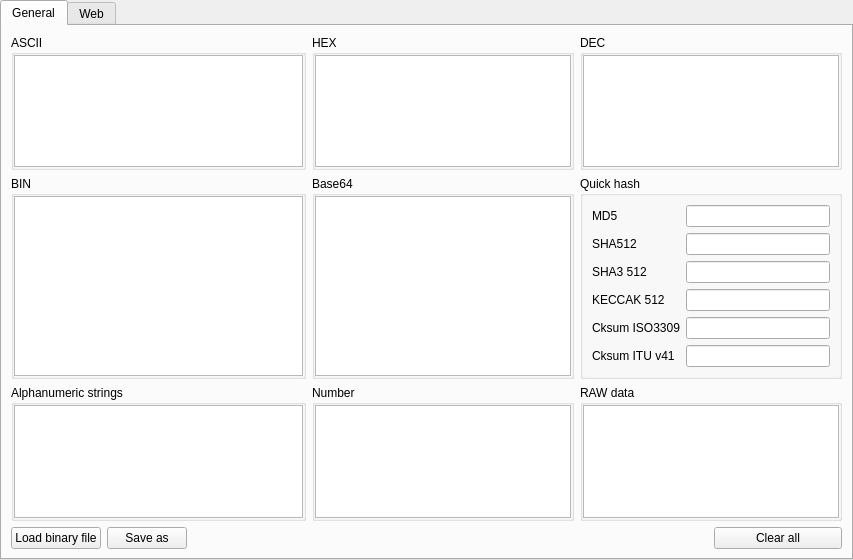
Qt form ui/Encoding/UiEncoding.ui (caffedrine/CryptoPocketKnife) before a commit.
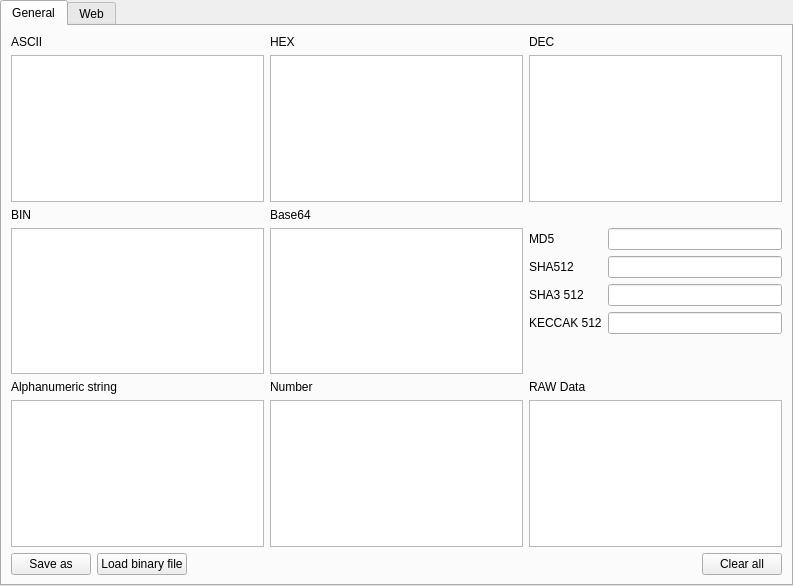
The same form after that commit. Custom widgets are drawn as their Qt base class.

Commit message: Impvove encoding view

Diff of the .ui file:
```diff
--- a/ui/Encoding/UiEncoding.ui
+++ b/ui/Encoding/UiEncoding.ui
@@ -6,8 +6,8 @@
    <rect>
     <x>0</x>
     <y>0</y>
-    <width>853</width>
-    <height>560</height>
+    <width>793</width>
+    <height>586</height>
    </rect>
   </property>
   <property name="windowTitle">
@@ -35,83 +35,112 @@
       <attribute name="title">
        <string>General</string>
       </attribute>
-      <layout class="QGridLayout" name="gridLayout_35">
-       <item row="2" column="6" colspan="2">
-        <widget class="QGroupBox" name="groupBox_Number">
-         <property name="title">
-          <string>Number</string>
-         </property>
-         <layout class="QGridLayout" name="gridLayout_33">
-          <property name="leftMargin">
-           <number>0</number>
-          </property>
-          <property name="topMargin">
-           <number>0</number>
-          </property>
-          <property name="rightMargin">
-           <number>0</number>
-          </property>
-          <property name="bottomMargin">
-           <number>0</number>
-          </property>
+      <layout class="QGridLayout" name="gridLayout_2">
           <item row="0" column="0">
-           <widget class="QTextEdit" name="textEdit_EncodeDecode_General_Number">
+        <layout class="QVBoxLayout" name="verticalLayout_EncodingAscii">
+         <item>
+          <widget class="QLabel" name="label">
+           <property name="text">
+            <string>ASCII</string>
+           </property>
+          </widget>
+         </item>
+         <item>
+          <widget class="QTextEdit" name="textEdit_EncodeDecode_General_Ascii">
             <property name="acceptDrops">
              <bool>false</bool>
             </property>
            </widget>
           </item>
          </layout>
-        </widget>
-       </item>
-       <item row="1" column="8" colspan="2">
-        <widget class="QGroupBox" name="groupBox_QuickHash">
-         <property name="title">
-          <string>Quick hash</string>
-         </property>
-         <layout class="QGridLayout" name="gridLayout_16">
-          <item row="5" column="0">
-           <widget class="QLabel" name="label_19">
-            <property name="text">
-             <string>Cksum ITU v41</string>
-            </property>
-           </widget>
-          </item>
-          <item row="5" column="1">
-           <widget class="QLineEdit" name="encoding_lineEdit_CRC32">
-            <property name="readOnly">
-             <bool>true</bool>
-            </property>
-           </widget>
-          </item>
-          <item row="2" column="1">
-           <widget class="QLineEdit" name="encoding_lineEdit_SHA3_512">
-            <property name="readOnly">
-             <bool>true</bool>
-            </property>
-           </widget>
           </item>
           <item row="0" column="1">
-           <widget class="QLineEdit" name="encoding_lineEdit_MD5">
-            <property name="readOnly">
-             <bool>true</bool>
+        <layout class="QVBoxLayout" name="verticalLayout_EncodingHex">
+         <item>
+          <widget class="QLabel" name="label_2">
+           <property name="text">
+            <string>HEX</string>
             </property>
            </widget>
           </item>
-          <item row="2" column="0">
-           <widget class="QLabel" name="label_13">
+         <item>
+          <widget class="QTextEdit" name="textEdit_EncodeDecode_General_HEX">
+           <property name="acceptDrops">
+            <bool>false</bool>
+           </property>
+          </widget>
+         </item>
+        </layout>
+       </item>
+       <item row="0" column="2">
+        <layout class="QVBoxLayout" name="verticalLayout_EncodingDec">
+         <item>
+          <widget class="QLabel" name="label_3">
             <property name="text">
-             <string>SHA3 512</string>
+            <string>DEC</string>
             </property>
            </widget>
           </item>
-          <item row="3" column="1">
-           <widget class="QLineEdit" name="encoding_lineEdit_KECCAK512">
-            <property name="readOnly">
-             <bool>true</bool>
+         <item>
+          <widget class="QTextEdit" name="textEdit_EncodeDecode_General_DEC">
+           <property name="acceptDrops">
+            <bool>false</bool>
             </property>
            </widget>
           </item>
+        </layout>
+       </item>
+       <item row="1" column="0">
+        <layout class="QVBoxLayout" name="verticalLayout_EncodingBIN">
+         <item>
+          <widget class="QLabel" name="label_4">
+           <property name="text">
+            <string>BIN</string>
+           </property>
+          </widget>
+         </item>
+         <item>
+          <widget class="QTextEdit" name="textEdit_EncodeDecode_General_BIN">
+           <property name="acceptDrops">
+            <bool>false</bool>
+           </property>
+           <property name="html">
+            <string>&lt;!DOCTYPE HTML PUBLIC &quot;-//W3C//DTD HTML 4.0//EN&quot; &quot;http://www.w3.org/TR/REC-html40/strict.dtd&quot;&gt;
+&lt;html&gt;&lt;head&gt;&lt;meta name=&quot;qrichtext&quot; content=&quot;1&quot; /&gt;&lt;meta charset=&quot;utf-8&quot; /&gt;&lt;style type=&quot;text/css&quot;&gt;
+p, li { white-space: pre-wrap; }
+hr { height: 1px; border-width: 0; }
+li.unchecked::marker { content: &quot;\2610&quot;; }
+li.checked::marker { content: &quot;\2612&quot;; }
+&lt;/style&gt;&lt;/head&gt;&lt;body style=&quot; font-family:'Segoe UI'; font-size:9pt; font-weight:400; font-style:normal;&quot;&gt;
+&lt;p style=&quot;-qt-paragraph-type:empty; margin-top:0px; margin-bottom:0px; margin-left:0px; margin-right:0px; -qt-block-indent:0; text-indent:0px; font-family:'MS Shell Dlg 2'; font-size:8.25pt;&quot;&gt;&lt;br /&gt;&lt;/p&gt;&lt;/body&gt;&lt;/html&gt;</string>
+           </property>
+          </widget>
+         </item>
+        </layout>
+       </item>
+       <item row="1" column="1">
+        <layout class="QVBoxLayout" name="verticalLayout_EncodeBase64">
+         <item>
+          <widget class="QLabel" name="label_5">
+           <property name="text">
+            <string>Base64</string>
+           </property>
+          </widget>
+         </item>
+         <item>
+          <widget class="QTextEdit" name="textEdit_EncodeDecode_General_Base64">
+           <property name="acceptDrops">
+            <bool>false</bool>
+           </property>
+          </widget>
+         </item>
+        </layout>
+       </item>
+       <item row="1" column="2">
+        <layout class="QFormLayout" name="formLayout_EncodingHashes">
+         <property name="topMargin">
+          <number>20</number>
+         </property>
           <item row="0" column="0">
            <widget class="QLabel" name="label_10">
             <property name="text">
@@ -119,6 +148,13 @@
             </property>
            </widget>
           </item>
+         <item row="0" column="1">
+          <widget class="QLineEdit" name="encoding_lineEdit_MD5">
+           <property name="readOnly">
+            <bool>true</bool>
+           </property>
+          </widget>
+         </item>
           <item row="1" column="0">
            <widget class="QLabel" name="label_11">
             <property name="text">
@@ -126,20 +162,6 @@
             </property>
            </widget>
           </item>
-          <item row="4" column="1">
-           <widget class="QLineEdit" name="encoding_lineEdit_CRC16">
-            <property name="readOnly">
-             <bool>true</bool>
-            </property>
-           </widget>
-          </item>
-          <item row="4" column="0">
-           <widget class="QLabel" name="label_18">
-            <property name="text">
-             <string>Cksum ISO3309</string>
-            </property>
-           </widget>
-          </item>
           <item row="1" column="1">
            <widget class="QLineEdit" name="encoding_lineEdit_SHA512">
             <property name="readOnly">
@@ -147,6 +169,20 @@
             </property>
            </widget>
           </item>
+         <item row="2" column="0">
+          <widget class="QLabel" name="label_13">
+           <property name="text">
+            <string>SHA3 512</string>
+           </property>
+          </widget>
+         </item>
+         <item row="2" column="1">
+          <widget class="QLineEdit" name="encoding_lineEdit_SHA3_512">
+           <property name="readOnly">
+            <bool>true</bool>
+           </property>
+          </widget>
+         </item>
           <item row="3" column="0">
            <widget class="QLabel" name="label_17">
             <property name="text">
@@ -154,205 +190,25 @@
             </property>
            </widget>
           </item>
-          <item row="6" column="1">
-           <spacer name="verticalSpacer_2">
-            <property name="orientation">
-             <enum>Qt::Vertical</enum>
-            </property>
-            <property name="sizeHint" stdset="0">
-             <size>
-              <width>20</width>
-              <height>40</height>
-             </size>
-            </property>
-           </spacer>
-          </item>
-         </layout>
-        </widget>
-       </item>
-       <item row="1" column="6" colspan="2">
-        <widget class="QGroupBox" name="groupBox_Base64">
-         <property name="title">
-          <string>Base64</string>
-         </property>
-         <layout class="QGridLayout" name="gridLayout_31">
-          <property name="leftMargin">
-           <number>0</number>
-          </property>
-          <property name="topMargin">
-           <number>0</number>
-          </property>
-          <property name="rightMargin">
-           <number>0</number>
-          </property>
-          <property name="bottomMargin">
-           <number>0</number>
-          </property>
-          <item row="0" column="0">
-           <widget class="QTextEdit" name="textEdit_EncodeDecode_General_Base64">
-            <property name="acceptDrops">
-             <bool>false</bool>
-            </property>
-           </widget>
-          </item>
-         </layout>
-        </widget>
+         <item row="3" column="1">
+          <widget class="QLineEdit" name="encoding_lineEdit_KECCAK512">
+           <property name="readOnly">
+            <bool>true</bool>
+           </property>
+          </widget>
+         </item>
+        </layout>
        </item>
-       <item row="3" column="0">
-        <widget class="QPushButton" name="pushButton_EncodeDecode_General_LoadBinary">
+       <item row="2" column="0">
+        <layout class="QVBoxLayout" name="verticalLayout_EncodingAlphanum">
+         <item>
+          <widget class="QLabel" name="label_6">
          <property name="text">
-          <string>Load binary file</string>
+            <string>Alphanumeric string</string>
          </property>
         </widget>
        </item>
-       <item row="3" column="9">
-        <widget class="QPushButton" name="pushButton_EncodeDecode_General_ClearAll">
-         <property name="text">
-          <string>Clear all</string>
-         </property>
-        </widget>
-       </item>
-       <item row="0" column="8" colspan="2">
-        <widget class="QGroupBox" name="groupBox_DEC">
-         <property name="title">
-          <string>DEC</string>
-         </property>
-         <layout class="QGridLayout" name="gridLayout_29">
-          <property name="leftMargin">
-           <number>0</number>
-          </property>
-          <property name="topMargin">
-           <number>0</number>
-          </property>
-          <property name="rightMargin">
-           <number>0</number>
-          </property>
-          <property name="bottomMargin">
-           <number>0</number>
-          </property>
-          <item row="0" column="0">
-           <widget class="QTextEdit" name="textEdit_EncodeDecode_General_DEC">
-            <property name="acceptDrops">
-             <bool>false</bool>
-            </property>
-           </widget>
-          </item>
-         </layout>
-        </widget>
-       </item>
-       <item row="0" column="6" colspan="2">
-        <widget class="QGroupBox" name="groupBox_HEX">
-         <property name="title">
-          <string>HEX</string>
-         </property>
-         <layout class="QGridLayout" name="gridLayout_28">
-          <property name="leftMargin">
-           <number>0</number>
-          </property>
-          <property name="topMargin">
-           <number>0</number>
-          </property>
-          <property name="rightMargin">
-           <number>0</number>
-          </property>
-          <property name="bottomMargin">
-           <number>0</number>
-          </property>
-          <item row="0" column="0">
-           <widget class="QTextEdit" name="textEdit_EncodeDecode_General_HEX">
-            <property name="acceptDrops">
-             <bool>false</bool>
-            </property>
-           </widget>
-          </item>
-         </layout>
-        </widget>
-       </item>
-       <item row="1" column="0" colspan="6">
-        <widget class="QGroupBox" name="groupBox_BIN">
-         <property name="title">
-          <string>BIN</string>
-         </property>
-         <layout class="QGridLayout" name="gridLayout_30">
-          <property name="leftMargin">
-           <number>0</number>
-          </property>
-          <property name="topMargin">
-           <number>0</number>
-          </property>
-          <property name="rightMargin">
-           <number>0</number>
-          </property>
-          <property name="bottomMargin">
-           <number>0</number>
-          </property>
-          <item row="0" column="0">
-           <widget class="QTextEdit" name="textEdit_EncodeDecode_General_BIN">
-            <property name="acceptDrops">
-             <bool>false</bool>
-            </property>
-            <property name="html">
-             <string>&lt;!DOCTYPE HTML PUBLIC &quot;-//W3C//DTD HTML 4.0//EN&quot; &quot;http://www.w3.org/TR/REC-html40/strict.dtd&quot;&gt;
-&lt;html&gt;&lt;head&gt;&lt;meta name=&quot;qrichtext&quot; content=&quot;1&quot; /&gt;&lt;meta charset=&quot;utf-8&quot; /&gt;&lt;style type=&quot;text/css&quot;&gt;
-p, li { white-space: pre-wrap; }
-hr { height: 1px; border-width: 0; }
-li.unchecked::marker { content: &quot;\2610&quot;; }
-li.checked::marker { content: &quot;\2612&quot;; }
-&lt;/style&gt;&lt;/head&gt;&lt;body style=&quot; font-family:'Segoe UI'; font-size:9pt; font-weight:400; font-style:normal;&quot;&gt;
-&lt;p style=&quot;-qt-paragraph-type:empty; margin-top:0px; margin-bottom:0px; margin-left:0px; margin-right:0px; -qt-block-indent:0; text-indent:0px; font-family:'MS Shell Dlg 2'; font-size:8.25pt;&quot;&gt;&lt;br /&gt;&lt;/p&gt;&lt;/body&gt;&lt;/html&gt;</string>
-            </property>
-           </widget>
-          </item>
-         </layout>
-        </widget>
-       </item>
-       <item row="0" column="0" colspan="6">
-        <widget class="QGroupBox" name="groupBox_ASCII">
-         <property name="title">
-          <string>ASCII</string>
-         </property>
-         <layout class="QGridLayout" name="gridLayout_15">
-          <property name="leftMargin">
-           <number>0</number>
-          </property>
-          <property name="topMargin">
-           <number>0</number>
-          </property>
-          <property name="rightMargin">
-           <number>0</number>
-          </property>
-          <property name="bottomMargin">
-           <number>0</number>
-          </property>
-          <item row="0" column="0">
-           <widget class="QTextEdit" name="textEdit_EncodeDecode_General_Ascii">
-            <property name="acceptDrops">
-             <bool>false</bool>
-            </property>
-           </widget>
-          </item>
-         </layout>
-        </widget>
-       </item>
-       <item row="2" column="0" colspan="6">
-        <widget class="QGroupBox" name="groupBox_AlphanumericStrings">
-         <property name="title">
-          <string>Alphanumeric strings</string>
-         </property>
-         <layout class="QGridLayout" name="gridLayout_32">
-          <property name="leftMargin">
-           <number>0</number>
-          </property>
-          <property name="topMargin">
-           <number>0</number>
-          </property>
-          <property name="rightMargin">
-           <number>0</number>
-          </property>
-          <property name="bottomMargin">
-           <number>0</number>
-          </property>
-          <item row="0" column="0">
+         <item>
            <widget class="QTextEdit" name="textEdit_EncodeDecode_General_AlphanumericStrings">
             <property name="acceptDrops">
              <bool>false</bool>
@@ -370,40 +226,68 @@
            </widget>
           </item>
          </layout>
-        </widget>
-       </item>
-       <item row="2" column="8" colspan="2">
-        <widget class="QGroupBox" name="groupBox_RawData">
-         <property name="title">
-          <string>RAW data</string>
-         </property>
-         <layout class="QGridLayout" name="gridLayout_34">
-          <property name="leftMargin">
-           <number>0</number>
-          </property>
-          <property name="topMargin">
-           <number>0</number>
-          </property>
-          <property name="rightMargin">
-           <number>0</number>
-          </property>
-          <property name="bottomMargin">
-           <number>0</number>
-          </property>
-          <item row="0" column="0">
+       </item>
+       <item row="2" column="1">
+        <layout class="QVBoxLayout" name="verticalLayout_Number">
+         <item>
+          <widget class="QLabel" name="label_7">
+           <property name="text">
+            <string>Number</string>
+           </property>
+          </widget>
+         </item>
+         <item>
+          <widget class="QTextEdit" name="textEdit_EncodeDecode_General_Number">
+           <property name="acceptDrops">
+            <bool>false</bool>
+           </property>
+          </widget>
+         </item>
+        </layout>
+       </item>
+       <item row="2" column="2">
+        <layout class="QVBoxLayout" name="verticalLayout_EncodingRaw">
+         <item>
+          <widget class="QLabel" name="label_8">
+           <property name="text">
+            <string>RAW Data</string>
+           </property>
+          </widget>
+         </item>
+         <item>
            <widget class="AdvancedPlainTextEdit" name="textEdit_EncodeDecode_General_RawData"/>
           </item>
          </layout>
-        </widget>
        </item>
-       <item row="3" column="1">
+       <item row="3" column="0" colspan="3">
+        <layout class="QHBoxLayout" name="horizontalLayout_Footer">
+         <item>
         <widget class="QPushButton" name="pushButton_SaveAs">
+           <property name="sizePolicy">
+            <sizepolicy hsizetype="Maximum" vsizetype="Fixed">
+             <horstretch>0</horstretch>
+             <verstretch>0</verstretch>
+            </sizepolicy>
+           </property>
          <property name="text">
           <string>Save as</string>
          </property>
         </widget>
        </item>
-       <item row="3" column="2" colspan="7">
+         <item>
+          <widget class="QPushButton" name="pushButton_EncodeDecode_General_LoadBinary">
+           <property name="sizePolicy">
+            <sizepolicy hsizetype="Maximum" vsizetype="Fixed">
+             <horstretch>0</horstretch>
+             <verstretch>0</verstretch>
+            </sizepolicy>
+           </property>
+           <property name="text">
+            <string>Load binary file</string>
+           </property>
+          </widget>
+         </item>
+         <item>
         <widget class="QLabel" name="label_ElapsedTime">
          <property name="sizePolicy">
           <sizepolicy hsizetype="Preferred" vsizetype="Preferred">
@@ -415,6 +299,21 @@
           <string/>
          </property>
         </widget>
+         </item>
+         <item>
+          <widget class="QPushButton" name="pushButton_EncodeDecode_General_ClearAll">
+           <property name="sizePolicy">
+            <sizepolicy hsizetype="Maximum" vsizetype="Fixed">
+             <horstretch>0</horstretch>
+             <verstretch>0</verstretch>
+            </sizepolicy>
+           </property>
+           <property name="text">
+            <string>Clear all</string>
+           </property>
+          </widget>
+         </item>
+        </layout>
        </item>
       </layout>
      </widget>
```
Lines whose indentation alone changed are shown as unchanged. The commit also changes 2 other files.
